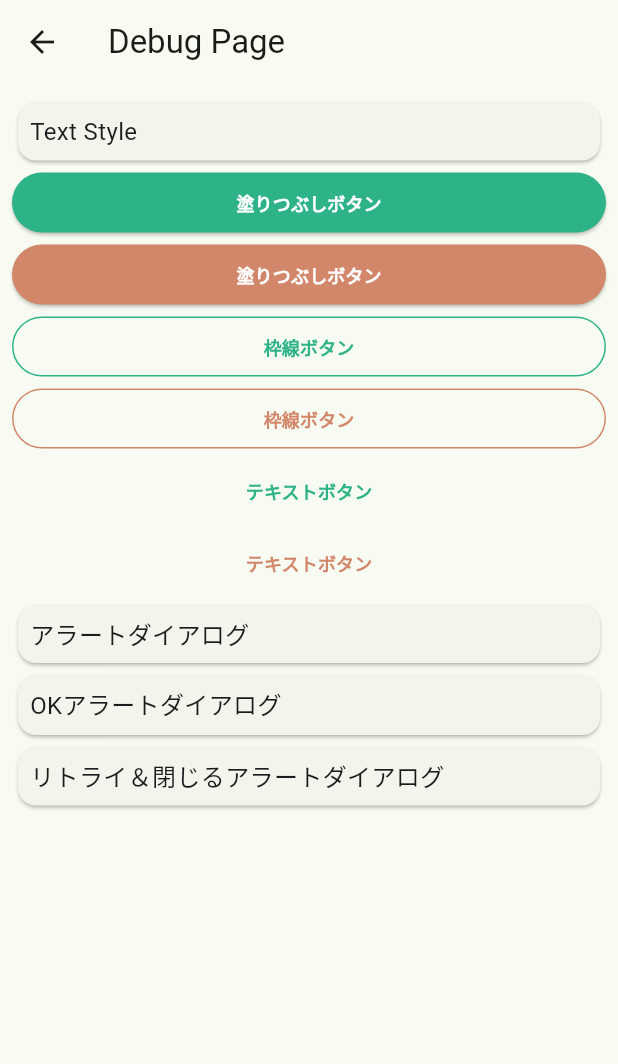
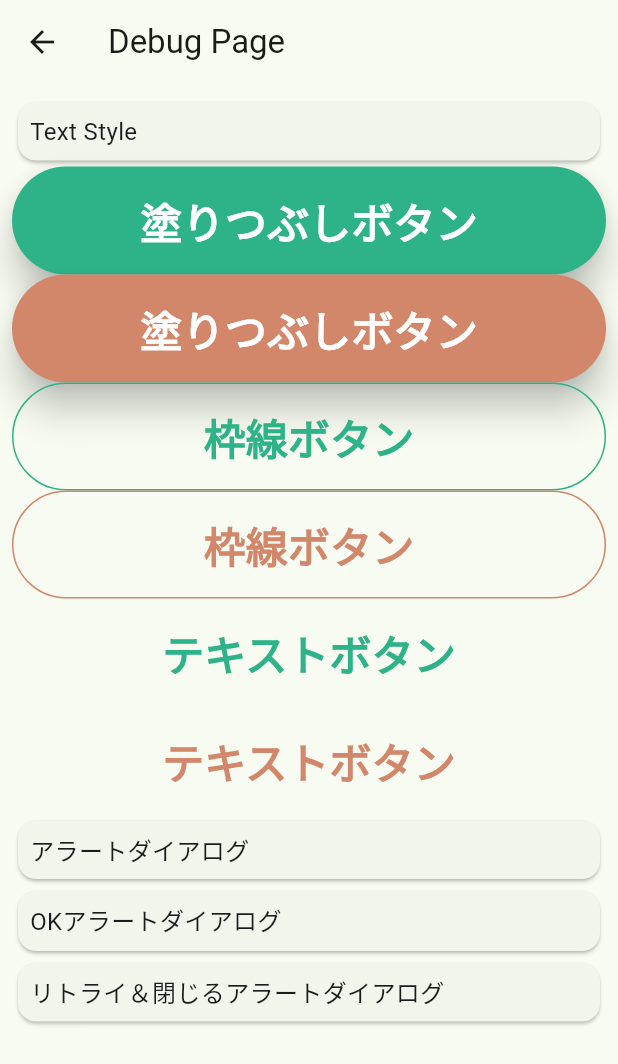
Before and after one commit to IkemotoNanako/the_hot, a Flutter app: the DebugPage screen opened by its route, on a phone screen of 412 x 824 dp. Shown: the top 1064 px of the screen. Run offline on Flutter 3.47's test engine with Material 3 defaults, Android fonts, the phone set to English and light mode, and no system bars; our stand-ins replace email_validator, flutter_dotenv, flutter_hooks, freezed_annotation, gap, go_router and 3 more; missing offline and left inert: flame, flame_riverpod, swipable_stack; accounts and stored records are empty; generated files the repository leaves out were written again; network calls fail.

Commit message:
feat: ボタンを変更した

```diff
--- a/lib/ui/component/custom_filled_button.dart
+++ b/lib/ui/component/custom_filled_button.dart
@@ -24,12 +24,17 @@ class CustomFilledButton extends StatelessWidget {
     return ElevatedButton(
       onPressed: onPressed,
       style: ElevatedButton.styleFrom(
+        elevation: 10,
         backgroundColor: buttonColor,
         overlayColor: CustomColorTheme.white,
+        padding: const EdgeInsets.symmetric(
+          vertical: 16,
+          horizontal: 46,
+        ),
       ),
       child: Text(
         label,
-        style: customTextTheme.labelMedium?.copyWith(
+        style: customTextTheme.headlineLarge?.copyWith(
           color: CustomColorTheme.white,
         ),
       ),
--- a/lib/ui/component/custom_outlined_button.dart
+++ b/lib/ui/component/custom_outlined_button.dart
@@ -26,10 +26,14 @@ class CustomOutlinedButton extends StatelessWidget {
       style: OutlinedButton.styleFrom(
         overlayColor: buttonColor,
         side: BorderSide(color: buttonColor),
+        padding: const EdgeInsets.symmetric(
+          vertical: 16,
+          horizontal: 46,
+        ),
       ),
       child: Text(
         label,
-        style: customTextTheme.labelMedium?.copyWith(
+        style: customTextTheme.headlineLarge?.copyWith(
           color: buttonColor,
         ),
       ),
--- a/lib/ui/component/custom_text_button.dart
+++ b/lib/ui/component/custom_text_button.dart
@@ -25,10 +25,14 @@ class CustomTextButton extends StatelessWidget {
       onPressed: onPressed,
       style: ElevatedButton.styleFrom(
         overlayColor: buttonColor,
+        padding: const EdgeInsets.symmetric(
+          vertical: 16,
+          horizontal: 46,
+        ),
       ),
       child: Text(
         label,
-        style: customTextTheme.labelMedium?.copyWith(
+        style: customTextTheme.headlineLarge?.copyWith(
           color: buttonColor,
         ),
       ),
```
Also changed, not shown: lib/ui/component/custom_circle_button.dart (added, +73 -0 lines), lib/ui/page/top_page.dart (+12 -5 lines).
